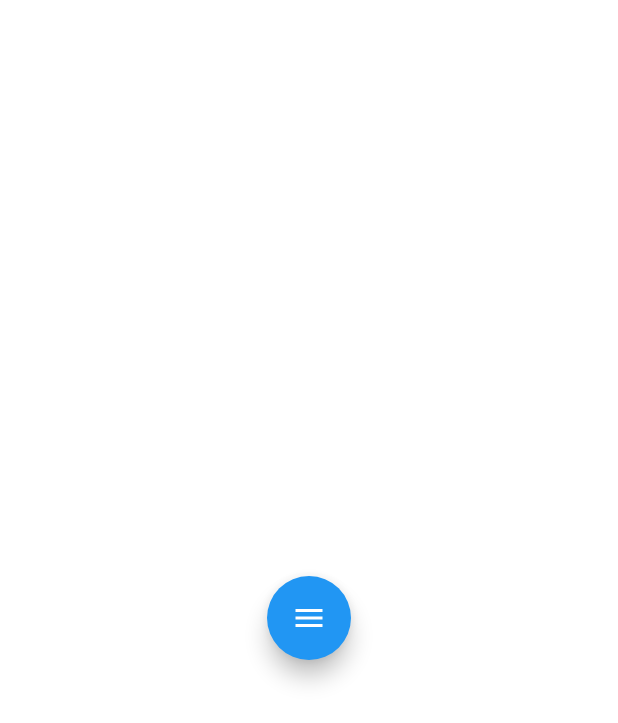
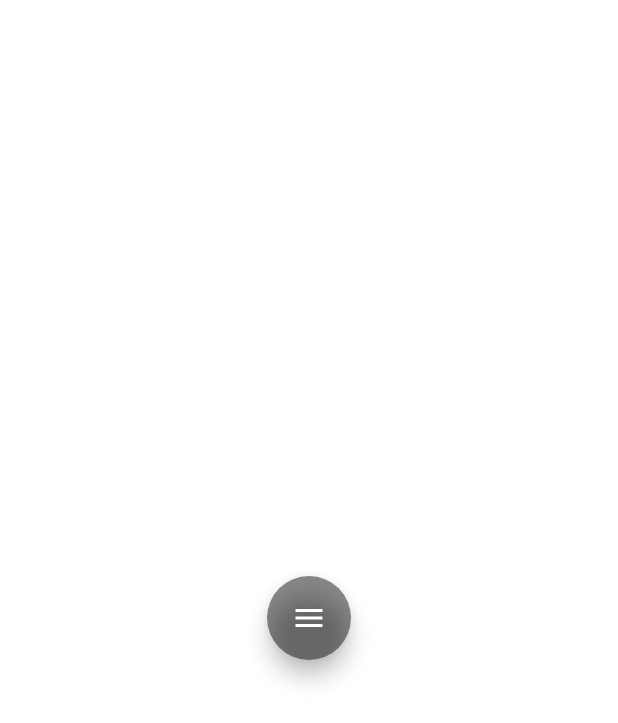
Before and after one commit to camphan12993/expandable-fab, a Flutter app: the screen it shows after launch, on a phone screen of 412 x 824 dp. Shown: the top 723 px of the screen. Run offline on Flutter 3.47's test engine with Material 2 defaults, Android fonts, the phone set to English and light mode, and no system bars.

Commit message:
Update style and Transition

```diff
--- a/lib/float-button.dart
+++ b/lib/float-button.dart
@@ -14,7 +14,6 @@ class _FloatButtonState extends State<FloatButton>
 
   AnimationController _moveController;
   Animation<double> _moveAnimation;
-  Animation<Color> _animateColor;
 
   @override
   void initState() {
@@ -26,24 +25,9 @@ class _FloatButtonState extends State<FloatButton>
         Tween<double>(begin: 0.0, end: 0.5 * pi).animate(_menuButtonController);
 
     _moveController =
-        AnimationController(vsync: this, duration: Duration(milliseconds: 300))
-          ..addListener(() {
-            setState(() {});
-          });
+        AnimationController(vsync: this, duration: Duration(milliseconds: 300));
     _moveAnimation =
         Tween<double>(begin: 0.0, end: 1.0).animate(_moveController);
-
-    _animateColor = ColorTween(
-      begin: Colors.blue,
-      end: Colors.red,
-    ).animate(CurvedAnimation(
-      parent: _menuButtonController,
-      curve: Interval(
-        0.00,
-        1.00,
-        curve: Curves.easeOut,
-      ),
-    ));
   }
 
   @override
@@ -53,57 +37,56 @@ class _FloatButtonState extends State<FloatButton>
       children: <Widget>[
         AnimatedBuilder(
           animation: _moveAnimation,
-          child: Transform.scale(
-            scale: _moveAnimation.value,
           child: FloatingActionButton(
-              backgroundColor: Colors.blueAccent,
+            backgroundColor: Colors.black45,
             onPressed: () => {},
-              child: Icon(Icons.school),
-            ),
+            child: Icon(Icons.lock),
           ),
           builder: (BuildContext context, Widget child) {
-            return Transform.translate(
-                child: child, offset: Offset(-80 * _moveAnimation.value, 0));
+            return Transform(
+                alignment: FractionalOffset.center,
+                transform:
+                    Matrix4.translationValues(-80 * _moveAnimation.value, 0, 0)
+                      ..scale(_moveAnimation.value),
+                child: child);
           },
         ),
         AnimatedBuilder(
           animation: _moveAnimation,
-          child: Transform.scale(
-            scale: _moveAnimation.value,
           child: FloatingActionButton(
-              backgroundColor: Colors.blueAccent,
+            backgroundColor: Colors.black45,
             onPressed: () => {},
-              child: Icon(Icons.school),
-            ),
+            child: Icon(Icons.arrow_back_ios),
           ),
           builder: (BuildContext context, Widget child) {
-            return Transform.translate(
-                child: child,
-                offset: Offset(
-                    -40 * _moveAnimation.value, 60 * _moveAnimation.value));
+            return Transform(
+                alignment: FractionalOffset.center,
+                transform: Matrix4.translationValues(
+                    -40 * _moveAnimation.value, 60 * _moveAnimation.value, 0)
+                  ..scale(_moveAnimation.value),
+                child: child);
           },
         ),
         AnimatedBuilder(
           animation: _moveAnimation,
-          child: Transform.scale(
-            scale: _moveAnimation.value,
           child: FloatingActionButton(
-              backgroundColor: Colors.blueAccent,
+            backgroundColor: Colors.black45,
             onPressed: () => {},
-              child: Icon(Icons.school),
-            ),
+            child: Icon(Icons.delete),
           ),
           builder: (BuildContext context, Widget child) {
-            return Transform.translate(
-                child: child,
-                offset: Offset(
-                    -40 * _moveAnimation.value, -60 * _moveAnimation.value));
+            return Transform(
+                alignment: FractionalOffset.center,
+                transform: Matrix4.translationValues(
+                    -40 * _moveAnimation.value, -60 * _moveAnimation.value, 0)
+                  ..scale(_moveAnimation.value),
+                child: child);
           },
         ),
         AnimatedBuilder(
             animation: _rotateAnimation,
             child: FloatingActionButton(
-                backgroundColor: _animateColor.value,
+                backgroundColor: Colors.black45,
                 onPressed: () => {
                       if (_menuButtonController.isDismissed)
                         {
--- a/lib/main.dart
+++ b/lib/main.dart
@@ -1,7 +1,5 @@
 import 'package:animation_testing/float-button.dart';
 import 'package:flutter/material.dart';
-
-import 'menu.dart';
 
 void main() => runApp(MyApp());
 
```
Lines whose indentation alone changed are shown as unchanged.
